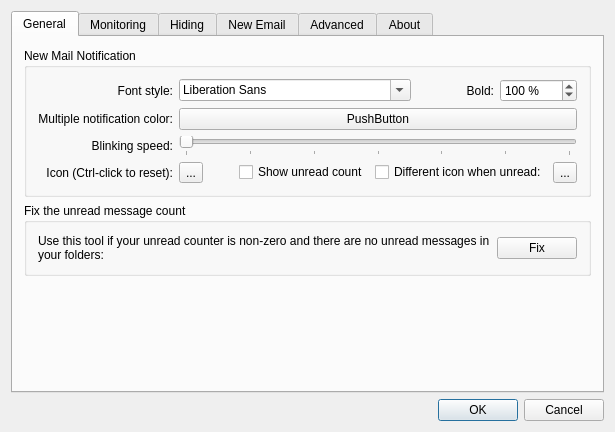
gyunaev/birdtray, file src/dialogsettings.ui: the form before one commit.
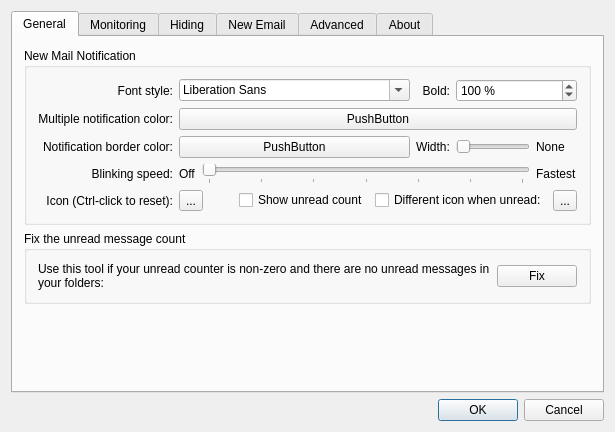
The form after the commit. Icons and pictures are not drawn. Custom widgets are drawn as their Qt base class.

Commit message:
Allow to draw a border around the unread counter to improve readability
Also change the default notification color
from radioactive green to blue.

The edit to the form file:
```diff
--- a/src/dialogsettings.ui
+++ b/src/dialogsettings.ui
@@ -37,14 +37,10 @@
           <string>New Mail Notification</string>
          </property>
          <layout class="QGridLayout" name="gridLayout_2">
-          <item row="1" column="3" colspan="5">
-           <widget class="ColorButton" name="btnNotificationColor">
-            <property name="text">
-             <string>PushButton</string>
-            </property>
-           </widget>
+          <item row="0" column="1" colspan="2">
+           <widget class="QFontComboBox" name="notificationFont"/>
           </item>
-          <item row="2" column="3" colspan="5">
+          <item row="3" column="2" colspan="3">
            <widget class="QSlider" name="sliderBlinkingSpeed">
             <property name="maximum">
              <number>30</number>
@@ -63,82 +59,7 @@
             </property>
            </widget>
           </item>
-          <item row="0" column="6">
-           <widget class="QLabel" name="label_9">
-            <property name="text">
-             <string>Bold:</string>
-            </property>
-            <property name="alignment">
-             <set>Qt::AlignRight|Qt::AlignTrailing|Qt::AlignVCenter</set>
-            </property>
-           </widget>
-          </item>
-          <item row="2" column="0">
-           <widget class="QLabel" name="label_4">
-            <property name="text">
-             <string>Blinking speed:</string>
-            </property>
-            <property name="alignment">
-             <set>Qt::AlignRight|Qt::AlignTrailing|Qt::AlignVCenter</set>
-            </property>
-           </widget>
-          </item>
-          <item row="0" column="7">
-           <widget class="QSpinBox" name="notificationFontWeight">
-            <property name="toolTip">
-             <string>&lt;html&gt;&lt;head/&gt;&lt;body&gt;&lt;p&gt;This changes the font thickness, i.e. makes font bold.&lt;/p&gt;&lt;/body&gt;&lt;/html&gt;</string>
-            </property>
-            <property name="suffix">
-             <string> %</string>
-            </property>
-            <property name="maximum">
-             <number>198</number>
-            </property>
-            <property name="singleStep">
-             <number>2</number>
-            </property>
-            <property name="value">
-             <number>100</number>
-            </property>
-           </widget>
-          </item>
-          <item row="0" column="0">
-           <widget class="QLabel" name="label_2">
-            <property name="text">
-             <string>Font style:</string>
-            </property>
-            <property name="alignment">
-             <set>Qt::AlignRight|Qt::AlignTrailing|Qt::AlignVCenter</set>
-            </property>
-           </widget>
-          </item>
-          <item row="1" column="0">
-           <widget class="QLabel" name="label_3">
-            <property name="whatsThis">
-             <string>&lt;html&gt;&lt;head/&gt;&lt;body&gt;&lt;p&gt;This notification color will be used when more than one monitored account has unread emails.&lt;/p&gt;&lt;/body&gt;&lt;/html&gt;</string>
-            </property>
-            <property name="text">
-             <string>Multiple notification color:</string>
-            </property>
-            <property name="alignment">
-             <set>Qt::AlignRight|Qt::AlignTrailing|Qt::AlignVCenter</set>
-            </property>
-           </widget>
-          </item>
-          <item row="0" column="3" colspan="3">
-           <widget class="QFontComboBox" name="notificationFont"/>
-          </item>
-          <item row="3" column="0">
-           <widget class="QLabel" name="label_10">
-            <property name="text">
-             <string>Icon (Ctrl-click to reset):</string>
-            </property>
-            <property name="alignment">
-             <set>Qt::AlignRight|Qt::AlignTrailing|Qt::AlignVCenter</set>
-            </property>
-           </widget>
-          </item>
-          <item row="3" column="3" colspan="5">
+          <item row="4" column="1" colspan="5">
            <layout class="QHBoxLayout" name="horizontalLayout_9">
             <item>
              <widget class="QToolButton" name="btnNotificationIcon">
@@ -186,6 +107,158 @@
             </item>
            </layout>
           </item>
+          <item row="3" column="1">
+           <widget class="QLabel" name="label_15">
+            <property name="sizePolicy">
+             <sizepolicy hsizetype="Fixed" vsizetype="Preferred">
+              <horstretch>0</horstretch>
+              <verstretch>0</verstretch>
+             </sizepolicy>
+            </property>
+            <property name="text">
+             <string>Off</string>
+            </property>
+           </widget>
+          </item>
+          <item row="3" column="5">
+           <widget class="QLabel" name="label_16">
+            <property name="sizePolicy">
+             <sizepolicy hsizetype="Fixed" vsizetype="Preferred">
+              <horstretch>0</horstretch>
+              <verstretch>0</verstretch>
+             </sizepolicy>
+            </property>
+            <property name="text">
+             <string>Fastest</string>
+            </property>
+           </widget>
+          </item>
+          <item row="4" column="0">
+           <widget class="QLabel" name="label_10">
+            <property name="text">
+             <string>Icon (Ctrl-click to reset):</string>
+            </property>
+            <property name="alignment">
+             <set>Qt::AlignRight|Qt::AlignTrailing|Qt::AlignVCenter</set>
+            </property>
+           </widget>
+          </item>
+          <item row="1" column="0">
+           <widget class="QLabel" name="label_3">
+            <property name="whatsThis">
+             <string>&lt;html&gt;&lt;head/&gt;&lt;body&gt;&lt;p&gt;This notification color will be used when more than one monitored account has unread emails.&lt;/p&gt;&lt;/body&gt;&lt;/html&gt;</string>
+            </property>
+            <property name="text">
+             <string>Multiple notification color:</string>
+            </property>
+            <property name="alignment">
+             <set>Qt::AlignRight|Qt::AlignTrailing|Qt::AlignVCenter</set>
+            </property>
+           </widget>
+          </item>
+          <item row="1" column="1" colspan="5">
+           <widget class="ColorButton" name="btnNotificationColor">
+            <property name="text">
+             <string>PushButton</string>
+            </property>
+           </widget>
+          </item>
+          <item row="0" column="4" colspan="2">
+           <widget class="QSpinBox" name="notificationFontWeight">
+            <property name="toolTip">
+             <string>&lt;html&gt;&lt;head/&gt;&lt;body&gt;&lt;p&gt;This changes the font thickness, i.e. makes font bold.&lt;/p&gt;&lt;/body&gt;&lt;/html&gt;</string>
+            </property>
+            <property name="suffix">
+             <string> %</string>
+            </property>
+            <property name="maximum">
+             <number>198</number>
+            </property>
+            <property name="singleStep">
+             <number>2</number>
+            </property>
+            <property name="value">
+             <number>100</number>
+            </property>
+           </widget>
+          </item>
+          <item row="3" column="0">
+           <widget class="QLabel" name="label_4">
+            <property name="text">
+             <string>Blinking speed:</string>
+            </property>
+            <property name="alignment">
+             <set>Qt::AlignRight|Qt::AlignTrailing|Qt::AlignVCenter</set>
+            </property>
+           </widget>
+          </item>
+          <item row="0" column="0">
+           <widget class="QLabel" name="label_2">
+            <property name="text">
+             <string>Font style:</string>
+            </property>
+            <property name="alignment">
+             <set>Qt::AlignRight|Qt::AlignTrailing|Qt::AlignVCenter</set>
+            </property>
+           </widget>
+          </item>
+          <item row="0" column="3">
+           <widget class="QLabel" name="label_9">
+            <property name="text">
+             <string>Bold:</string>
+            </property>
+            <property name="alignment">
+             <set>Qt::AlignRight|Qt::AlignTrailing|Qt::AlignVCenter</set>
+            </property>
+           </widget>
+          </item>
+          <item row="2" column="0">
+           <widget class="QLabel" name="label_17">
+            <property name="text">
+             <string>Notification border color:</string>
+            </property>
+            <property name="alignment">
+             <set>Qt::AlignRight|Qt::AlignTrailing|Qt::AlignVCenter</set>
+            </property>
+           </widget>
+          </item>
+          <item row="2" column="1" colspan="2">
+           <widget class="ColorButton" name="borderColorButton">
+            <property name="text">
+             <string>PushButton</string>
+            </property>
+           </widget>
+          </item>
+          <item row="2" column="3">
+           <widget class="QLabel" name="label_18">
+            <property name="text">
+             <string>Width:</string>
+            </property>
+           </widget>
+          </item>
+          <item row="2" column="4">
+           <widget class="QSlider" name="borderWidthSlider">
+            <property name="maximum">
+             <number>100</number>
+            </property>
+            <property name="orientation">
+             <enum>Qt::Horizontal</enum>
+            </property>
+           </widget>
+          </item>
+          <item row="2" column="5">
+           <widget class="QLabel" name="borderWidthLabel">
+            <property name="sizePolicy">
+             <sizepolicy hsizetype="Fixed" vsizetype="Preferred">
+              <horstretch>0</horstretch>
+              <verstretch>0</verstretch>
+             </sizepolicy>
+            </property>
+            <property name="text">
+             <string>None</string>
+            </property>
+           </widget>
+          </item>
          </layout>
         </widget>
        </item>
```
The commit also changes 5 other files.
